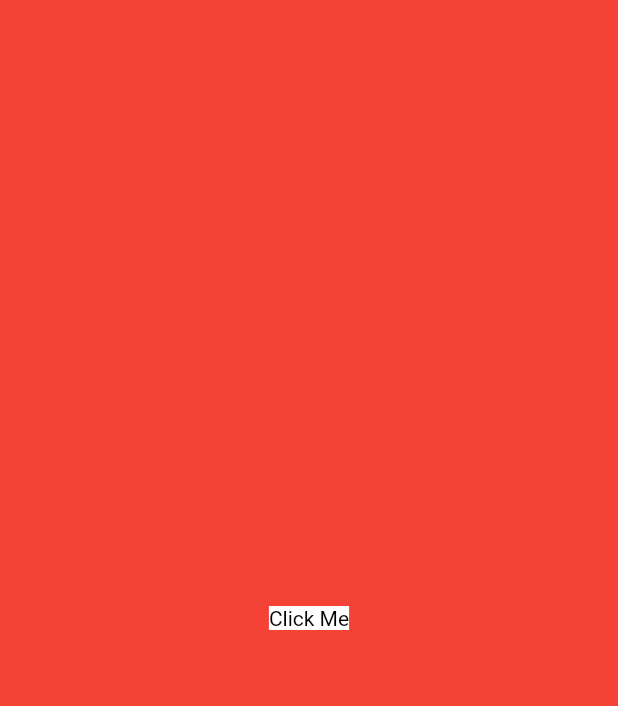
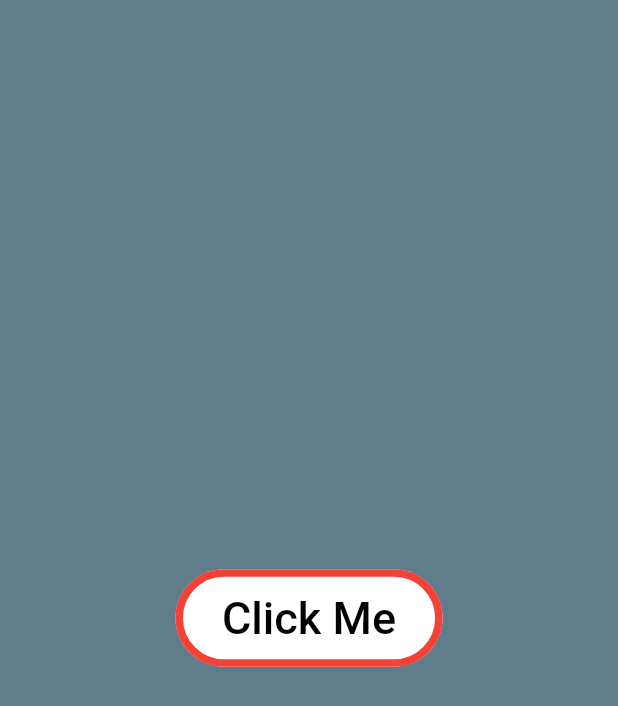
Before and after one commit to bevanlewis/ColorSwitcher, a Flutter app: the screen it shows after launch, after a tap on "Click Me", on a phone screen of 412 x 824 dp. Shown: the top 706 px of the screen. Run offline on Flutter 3.47's test engine with Material 2 defaults, Android fonts, the phone set to English and light mode, and no system bars.

Commit message:
Basic button color switcher with border outline

```diff
--- /dev/null
+++ b/lib/colors.dart
@@ -0,0 +1,22 @@
+import 'package:flutter/material.dart';
+
+const List<Color> ColorList = [
+  Colors.red,
+  Colors.pink,
+  Colors.purple,
+  Colors.deepPurple,
+  Colors.indigo,
+  Colors.blue,
+  Colors.lightBlue,
+  Colors.cyan,
+  Colors.teal,
+  Colors.lightGreen,
+  Colors.lime,
+  Colors.yellow,
+  Colors.amber,
+  Colors.deepOrange,
+  Colors.brown,
+  Colors.grey,
+  Colors.blueGrey,
+  Colors.black,
+];
--- a/lib/screens/home_page.dart
+++ b/lib/screens/home_page.dart
@@ -1,4 +1,6 @@
 import 'package:flutter/material.dart';
+import 'dart:math';
+import 'package:color_switcher/colors.dart';
 
 class MyHomePage extends StatefulWidget {
   @override
@@ -6,24 +8,37 @@ class MyHomePage extends StatefulWidget {
 }
 
 class _MyHomePageState extends State<MyHomePage> with TickerProviderStateMixin {
+  Color color = Colors.transparent;
+  int baseColor;
+  int swatchColor;
+
   @override
   Widget build(BuildContext context) {
     return MaterialApp(
       home: Scaffold(
         // backgroundColor changes based on the values of animation which are also colors
-        backgroundColor: Colors.red,
+        backgroundColor: color,
         body: SafeArea(
           child: Center(
-            child: Container(
+            // Todo: Refactor code
+            child: FlatButton(
+              onPressed: () {
+                baseColor = Random().nextInt(ColorList.length);
+                setState(() {
+                  color = ColorList[baseColor];
+                });
+              },
               color: Colors.white,
-              child: GestureDetector(
+              shape: RoundedRectangleBorder(
+                borderRadius: BorderRadius.circular(50.0),
+                side: BorderSide(color: Colors.red, width: 5.0),
+              ),
+              child: Padding(
+                padding: EdgeInsets.all(15),
                 child: Text(
                   'Click Me',
-                  style: TextStyle(color: Colors.black),
+                  style: TextStyle(color: Colors.black, fontSize: 30.0),
                 ),
-                onTap: () {
-                  print('This actually works');
-                },
               ),
             ),
           ),
```
